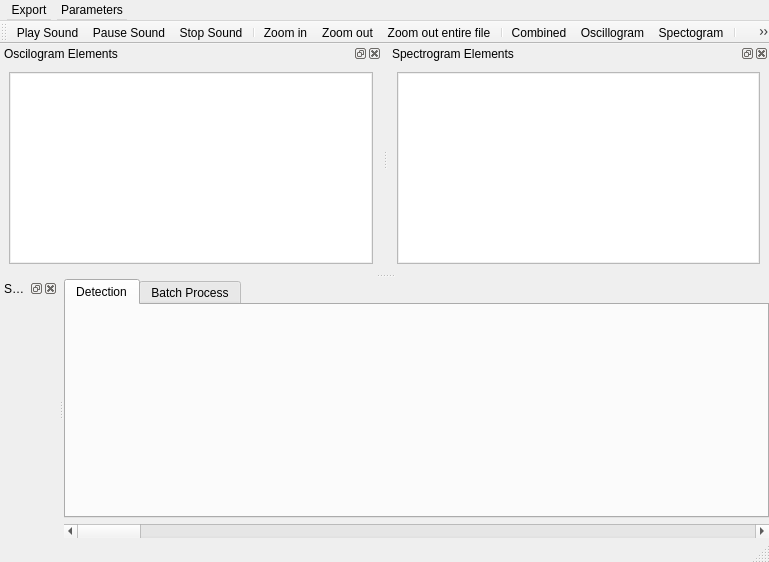
Above: Graphic_Interface/UI Files/SegmentationAndClasificationWindowUI.ui from ECMora/SoundLab before the change. Below: the same form after it.
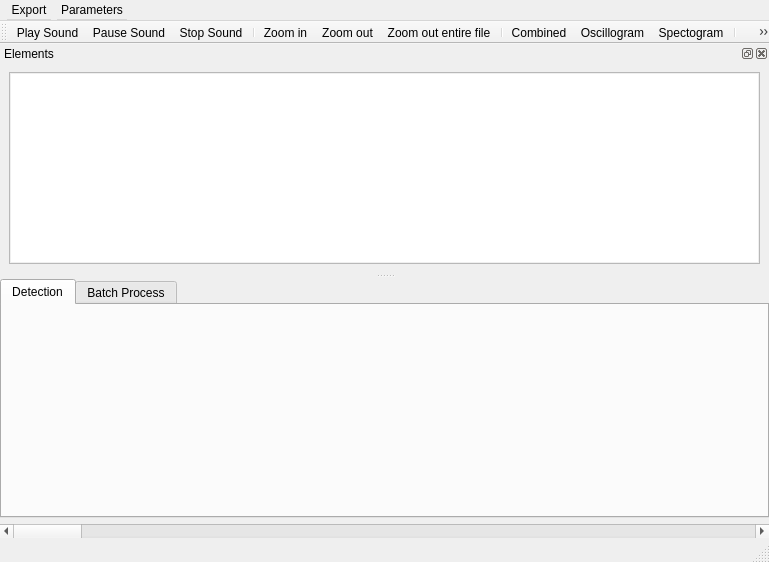
That is the form after the change. Icons and pictures are not drawn. Custom widgets are drawn as their Qt base class.

The edit to the form file:
```diff
--- a/Graphic_Interface/UI Files/SegmentationAndClasificationWindowUI.ui
+++ b/Graphic_Interface/UI Files/SegmentationAndClasificationWindowUI.ui
@@ -192,7 +192,7 @@
   </widget>
   <widget class="QDockWidget" name="dockWidgetParameterTableOscilogram">
    <property name="windowTitle">
-    <string>Oscilogram Elements</string>
+    <string>Elements</string>
    </property>
    <attribute name="dockWidgetArea">
     <number>4</number>
@@ -209,40 +209,6 @@
     </layout>
    </widget>
   </widget>
-  <widget class="QDockWidget" name="dockWidgetParameterTableSpectrogram">
-   <property name="windowTitle">
-    <string>Spectrogram Elements</string>
-   </property>
-   <attribute name="dockWidgetArea">
-    <number>4</number>
-   </attribute>
-   <widget class="QWidget" name="dockWidgetContents_2">
-    <layout class="QVBoxLayout" name="verticalLayout">
-     <item>
-      <widget class="QTableWidget" name="tableParameterSpectrogram">
-       <property name="toolTip">
-        <string>Spectrogram elements meditions</string>
-       </property>
-      </widget>
-     </item>
-    </layout>
-   </widget>
-  </widget>
-  <widget class="QDockWidget" name="dock_settings">
-   <property name="windowTitle">
-    <string>Settings</string>
-   </property>
-   <attribute name="dockWidgetArea">
-    <number>1</number>
-   </attribute>
-   <widget class="QWidget" name="dockWidgetContents_5">
-    <layout class="QGridLayout" name="gridLayout_2">
-     <item row="0" column="0">
-      <widget class="QWidget" name="osc_settings_contents" native="true"/>
-     </item>
-    </layout>
-   </widget>
-  </widget>
   <widget class="QMenuBar" name="menuBar">
    <property name="geometry">
     <rect>
```
Left out of the diff: 19 changed lines with no effect on the pictures.
